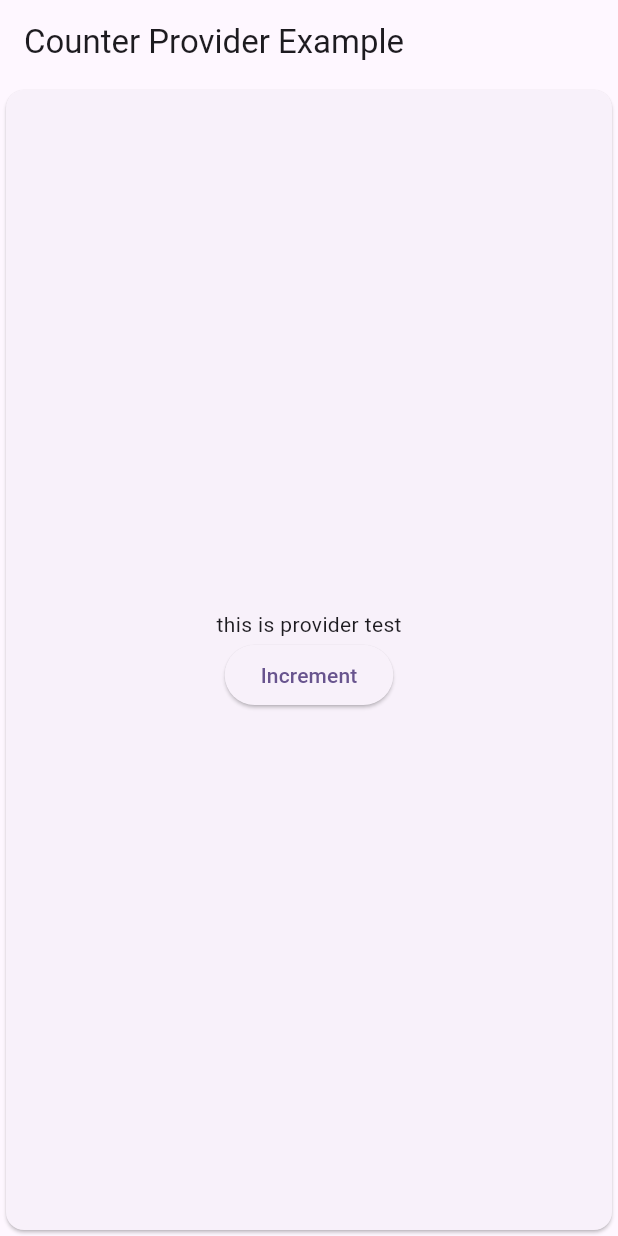
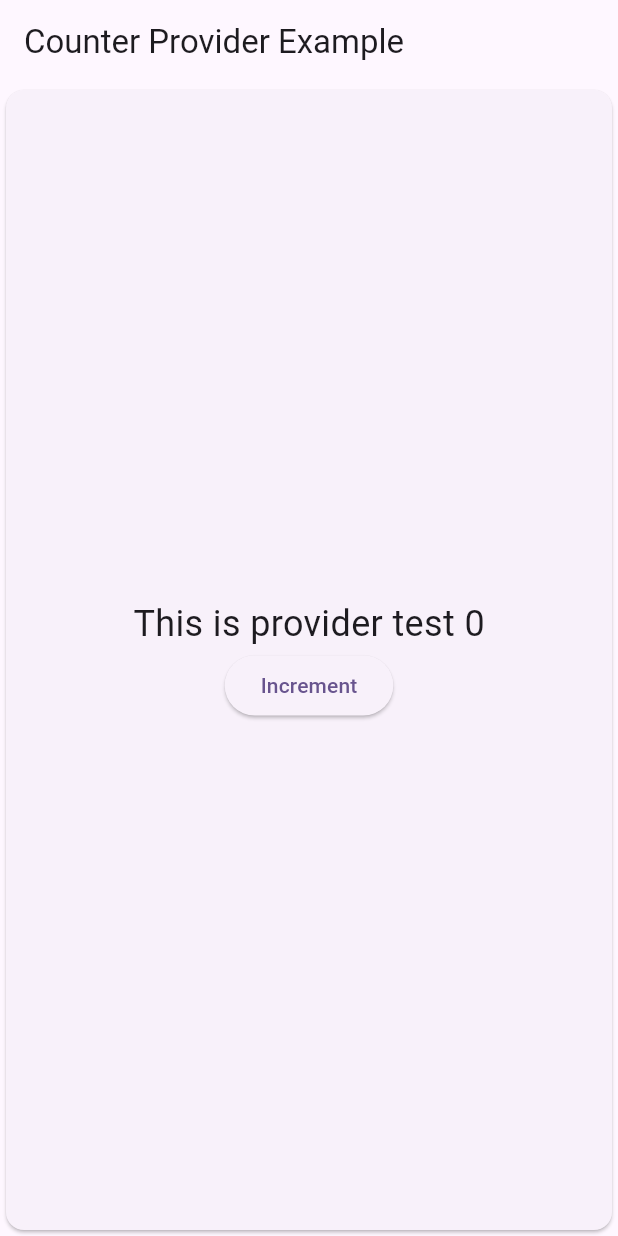
Before and after one commit to Yishak27/Flutter-provider, a Flutter app: the screen it shows after launch, on a phone screen of 412 x 824 dp. Run offline on Flutter 3.47's test engine with Material 3 defaults, Android fonts, the phone set to English and light mode, and no system bars.

Commit message:
able to add provider counter

```diff
--- a/lib/main.dart
+++ b/lib/main.dart
@@ -36,6 +36,7 @@ class CounterProviderWidget extends StatefulWidget {
 class _CounterProviderWidgetState extends State<CounterProviderWidget> {
   @override
   Widget build(BuildContext context) {
+    final counter = Provider.of<Countermodel>(context);
     return Scaffold(
       appBar: AppBar(title: Text('Counter Provider Example')),
       body: Card(
@@ -43,18 +44,13 @@ class _CounterProviderWidgetState extends State<CounterProviderWidget> {
           child: Column(
             mainAxisAlignment: MainAxisAlignment.center,
             children: [
-              const Text("this is provider test"),
+              Text(
+                "This is provider test ${counter.values}",
+                style: TextStyle(fontSize: 24.0),
+              ),
               ElevatedButton(
                 onPressed: () {
-                  AlertDialog(
-                    actions: [
-                      TextButton(onPressed: () {}, child: Text("Cancel")),
-                    ],
-                    title: Text('Increment Counter'),
-                    content: Text(
-                      'Are you sure you want to increment the counter?',
-                    ),
-                  );
+                  counter.increment();
                 },
                 child: Text("Increment"),
               ),
--- a/lib/providers/CounterModel.dart
+++ b/lib/providers/CounterModel.dart
@@ -2,7 +2,7 @@ import 'package:flutter/widgets.dart';
 
 class Countermodel extends ChangeNotifier {
   int _localCounter = 0;
-  int get counter => _localCounter;
+  int get values => _localCounter;
   void increment() {
     _localCounter++;
     notifyListeners();
```
